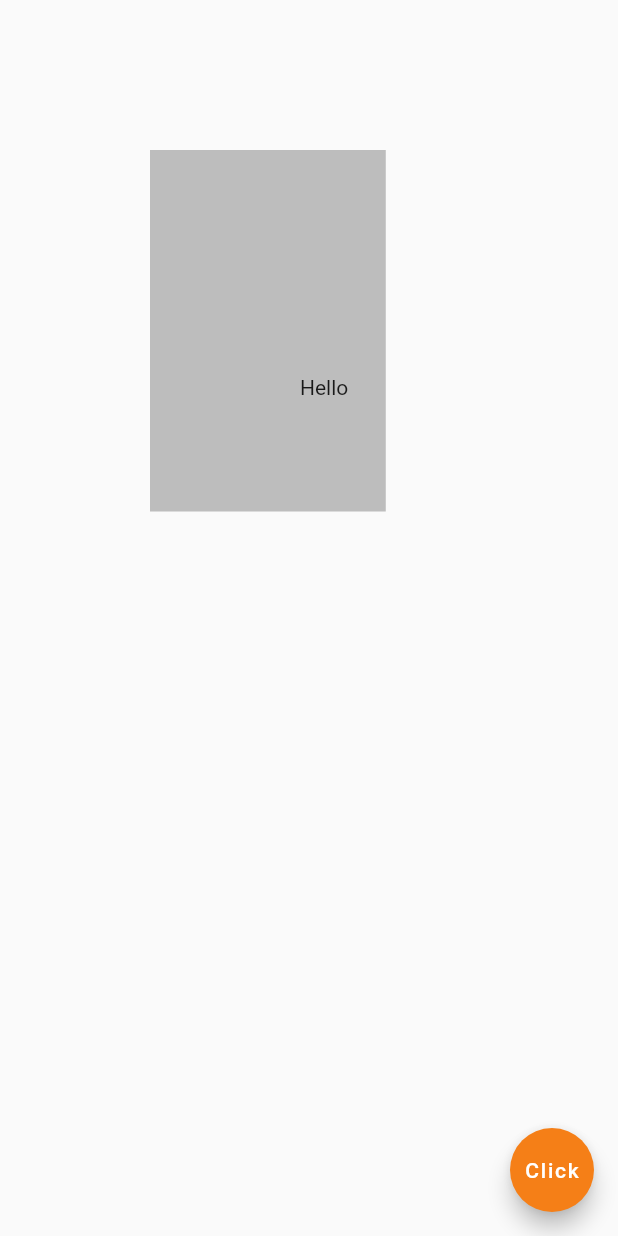
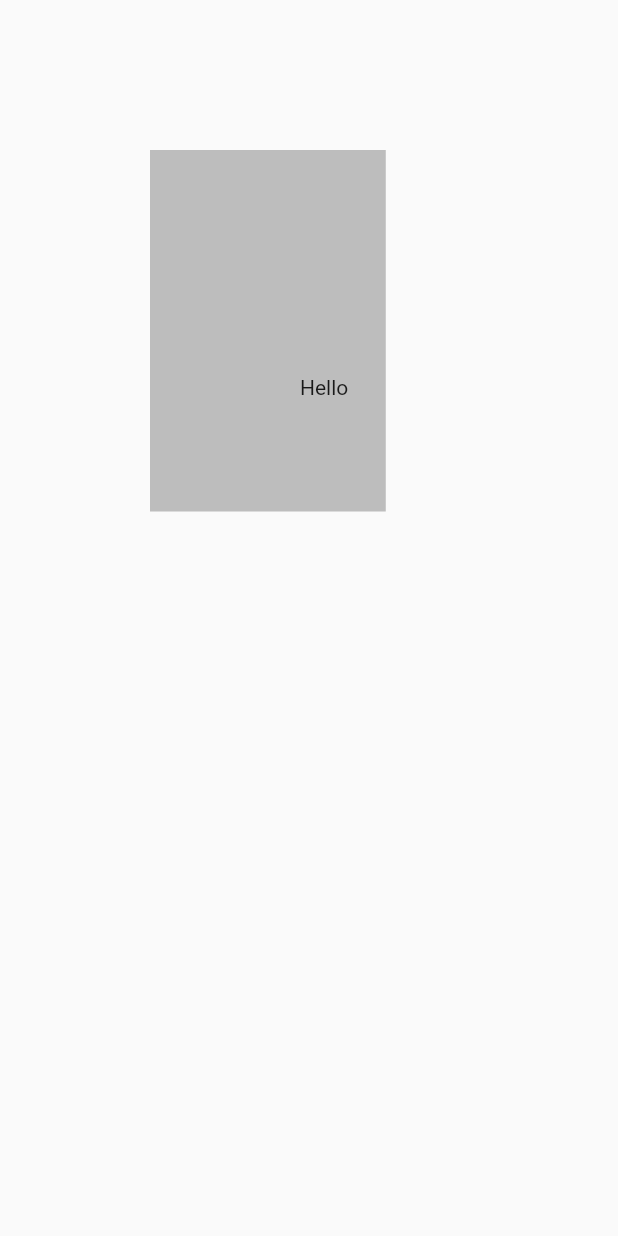
Before and after one commit to AkshDesai04/code_ninja_follow_along, a Flutter app: the screen it shows after launch, on a phone screen of 412 x 824 dp. Run offline on Flutter 3.47's test engine with Material 2 defaults, Android fonts, the phone set to English and light mode, and no system bars.

Commit message:
Commented out the FloatingActionButton coz didnt seem imp... Meh

```diff
--- a/lib/main.dart
+++ b/lib/main.dart
@@ -81,11 +81,11 @@ class Home extends StatelessWidget {
         ),
 
       // ),
-      floatingActionButton: FloatingActionButton(
-        onPressed: () {},
-        child: Text("Click"),
-        backgroundColor: Colors.yellow[900],
-      ),
+      // floatingActionButton: FloatingActionButton(
+      //   onPressed: () {},
+      //   child: Text("Click"),
+      //   backgroundColor: Colors.yellow[900],
+      // ),
     );
   }
 }
```
